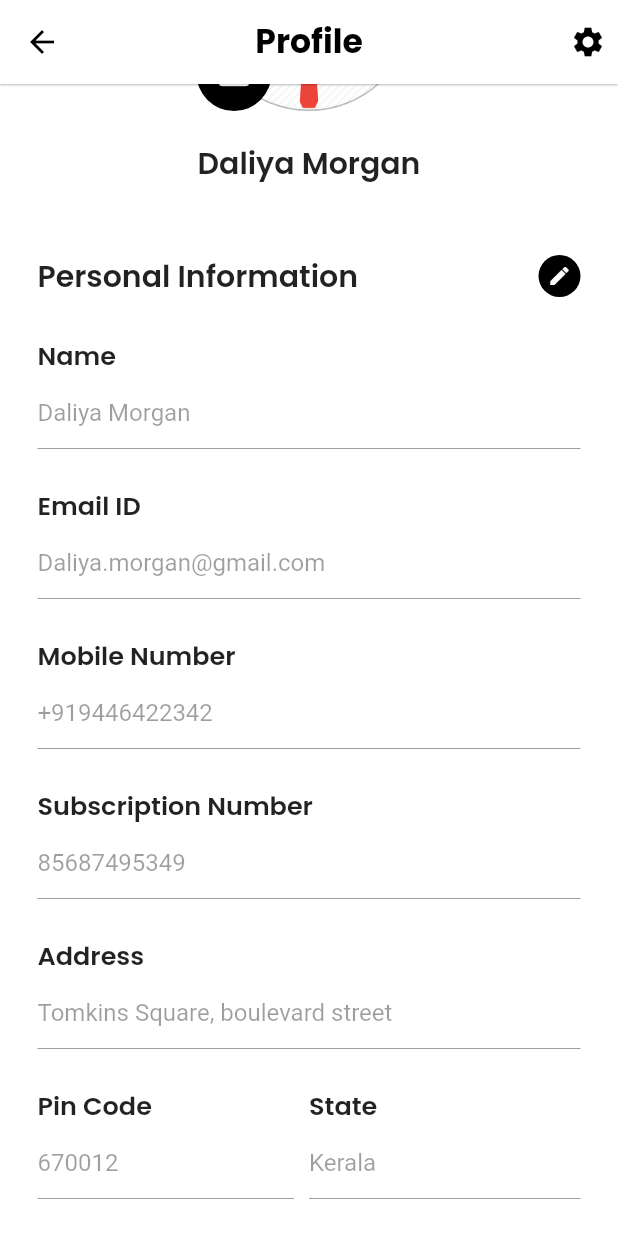
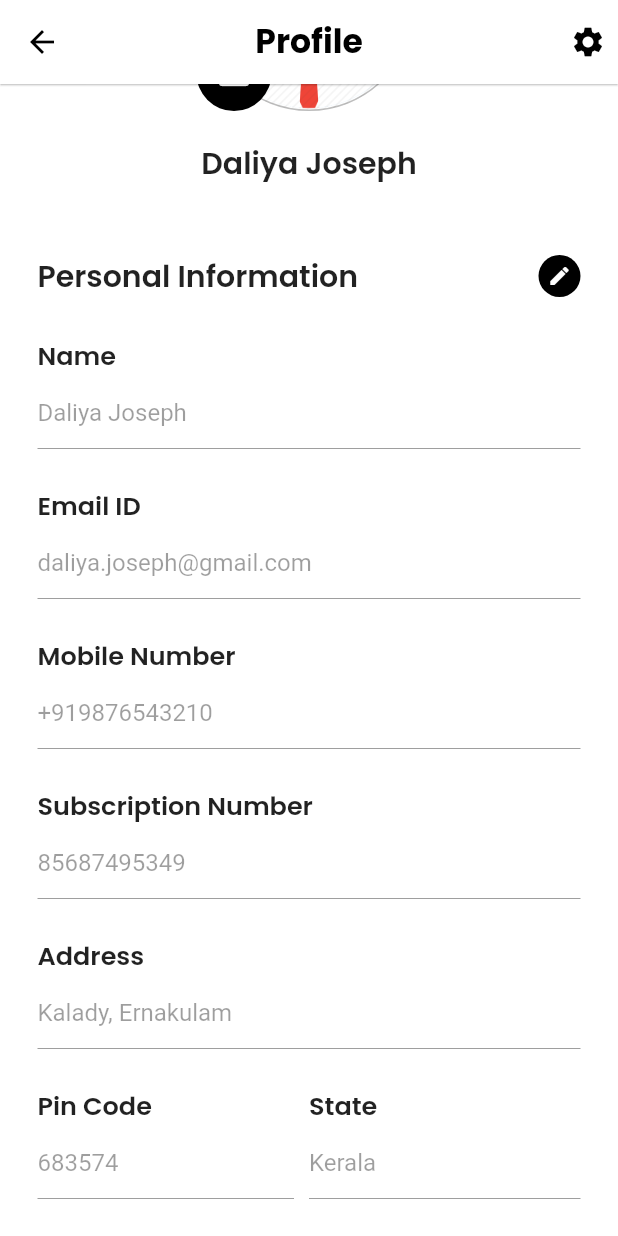
Before and after one commit to shameem2001/glance, a Flutter app: the ProfileScreen screen opened by its route, scrolled down 142 dp, on a phone screen of 412 x 824 dp. Run offline on Flutter 3.47's test engine with Material 2 defaults, Android fonts, the light colour scheme and no system bars; our stand-ins replace double_back_to_close, firebase_auth, firebase_core, fl_chart, flutter_svg, font_awesome_flutter and 4 more; missing offline and left inert: editable, flutter_sparkline; accounts and stored records are empty; statements that could not run were skipped.

Commit message:
edits to data in profile screen

```diff
--- a/lib/screens/profile_screen.dart
+++ b/lib/screens/profile_screen.dart
@@ -20,12 +20,12 @@ class ProfileScreen extends StatefulWidget {
 }
 
 class _ProfileScreenState extends State<ProfileScreen> with SingleTickerProviderStateMixin {
-  String username = "Daliya Morgan";
-  String emailId = "Daliya.morgan@gmail.com";
-  String mobileNumber = "+919446422342";
+  String username = "Daliya Joseph";
+  String emailId = "daliya.joseph@gmail.com";
+  String mobileNumber = "+919876543210";
   String subscriptionNumber = "85687495349";
-  String address = "Tomkins Square, boulevard street";
-  String pin = "670012";
+  String address = "Kalady, Ernakulam";
+  String pin = "683574";
   String state = "Kerala";
 
   bool _status = true;
```
